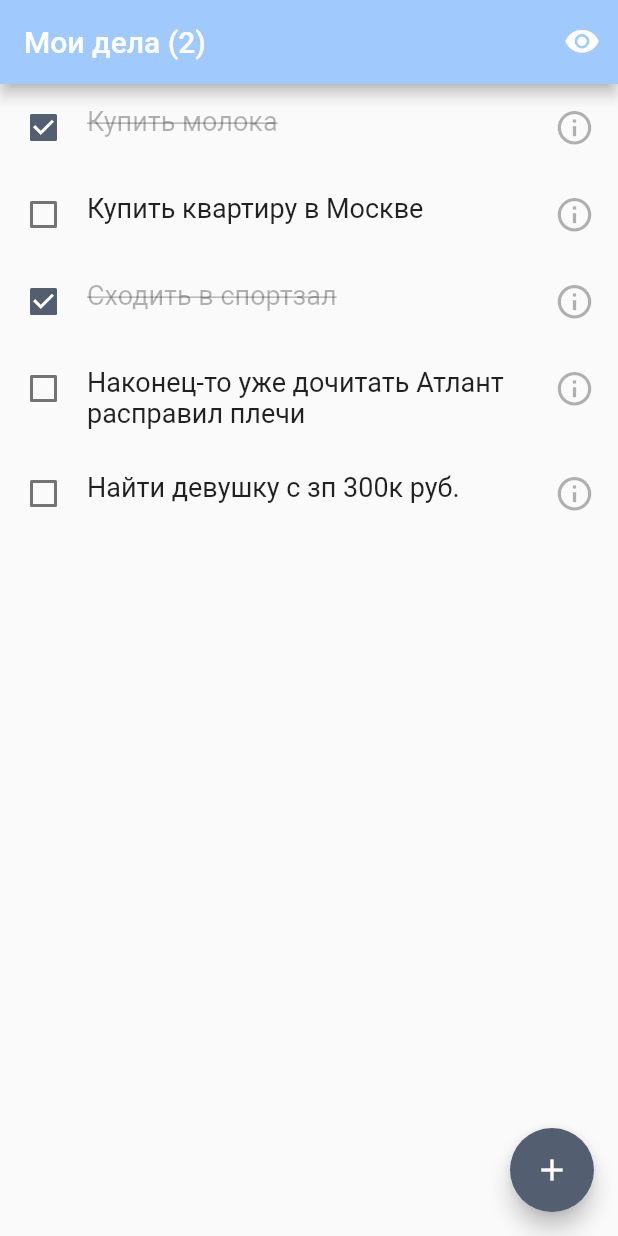
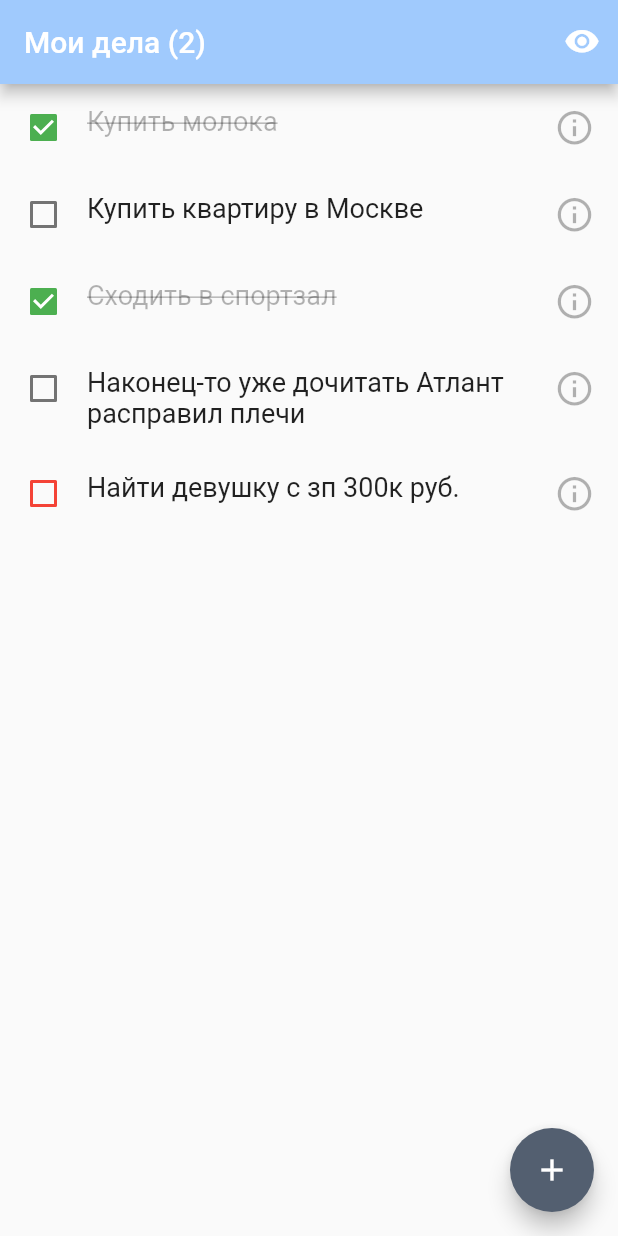
Before and after one commit to denisskin/todoapp, a Flutter app: the screen it shows after launch, after a tap on the "visibility off" icon, on a phone screen of 412 x 824 dp. Run offline on Flutter 3.47's test engine with Material 2 defaults, Android fonts, the phone set to English and light mode, and no system bars; our stand-ins replace google_fonts.

Commit message:
fmt theme

```diff
--- a/lib/db.dart
+++ b/lib/db.dart
@@ -5,10 +5,10 @@ abstract class DB {
 class TasksDB {
   final rows = <Task?>[
     Task(id: 1, title: 'Купить молока', completed: true),
-    Task(id: 2, title: 'Купить квартиру в Москве'),
+    Task(id: 2, title: 'Купить квартиру в Москве', priority: 'low'),
     Task(id: 3, title: 'Сходить в спортзал', completed: true),
     Task(id: 4, title: 'Наконец-то уже дочитать Атлант расправил плечи'),
-    Task(id: 5, title: 'Найти девушку с зп 300к руб.'),
+    Task(id: 5, title: 'Найти девушку с зп 300к руб.', priority: 'high'),
   ];
 
   TasksDB() {
@@ -89,4 +89,8 @@ class Task {
       priority: priority,
     );
   }
+
+  bool isHighPriority() {
+    return priority == 'high';
+  }
 }
--- a/lib/homepage.dart
+++ b/lib/homepage.dart
@@ -3,12 +3,7 @@ import 'package:todoapp/db.dart';
 import 'package:todoapp/theme.dart';
 
 class HomePage extends StatefulWidget {
-  // final Storage store;
-
-  const HomePage({
-    super.key,
-    // required this.store,
-  });
+  const HomePage({super.key});
 
   @override
   State<HomePage> createState() => _HomePageState();
@@ -101,8 +96,9 @@ class _HomePageState extends State<HomePage> {
                 child: Checkbox(
                   value: task.completed,
                   onChanged: (v) => setTaskComplete(task, v!),
+                  activeColor: MyTheme.cbxActiveColor,
+                  side: task.isHighPriority() ? MyTheme.cbxHighBorder : null,
                 ),
-                // child: CheckBoxIconWidget(task: task),
               ),
               const SizedBox(width: 14),
               //if (!isTaskCompleted && task.importance != null)ImportanceMarkWidget(task: task),
@@ -133,14 +129,6 @@ class _HomePageState extends State<HomePage> {
         ),
       ),
     );
-    return ListTile(
-      title: Text(task.title),
-      leading: Checkbox(
-        value: task.completed,
-        onChanged: (v) => setTaskComplete(task, v!),
-      ),
-      onTap: () => openTask(context, task.id),
-    );
   }
 
   openTask(BuildContext context, int id) async {
--- a/lib/main.dart
+++ b/lib/main.dart
@@ -1,7 +1,7 @@
 import 'package:flutter/material.dart';
 import 'package:todoapp/homepage.dart';
 import 'package:todoapp/taskpage.dart';
-import 'package:todoapp/testpage.dart';
+import 'package:todoapp/theme.dart';
 
 void main() {
   runApp(MyApp());
@@ -15,31 +15,16 @@ class MyApp extends StatelessWidget {
     return MaterialApp(
       debugShowCheckedModeBanner: false,
       title: 'Ya To Do App',
-      theme: appTheme(context),
+      theme: MyTheme.appTheme,
       initialRoute: '/',
       routes: {
-        '/': (_) => HomePage(),
+        '/': (_) => const HomePage(),
         '/task': (ctx) => TaskPage(id: routeArg(ctx)),
-        '/test': (_) => TestPage(),
       },
     );
   }
 }
 
-ThemeData appTheme(BuildContext context) {
-  final brightness = MediaQuery.of(context).platformBrightness;
-  if (brightness == Brightness.dark) {
-    // theme = brightness == Brightness.dark ? ThemeData.dark() : ThemeData.light()
-    return ThemeData(
-      colorScheme: ColorScheme.fromSeed(seedColor: Colors.indigoAccent),
-    );
-  }
-  return ThemeData(
-    colorScheme: ColorScheme.fromSeed(seedColor: Colors.blue),
-    //useMaterial3: true,
-  );
-}
-
 int routeArg(BuildContext context) {
   return (ModalRoute.of(context)?.settings.arguments ?? 0) as int;
 }
--- a/lib/theme.dart
+++ b/lib/theme.dart
@@ -13,11 +13,20 @@ final AppTheme themeLight = AppTheme();
 final AppTheme themeDark = AppThemeDark();
 
 AppTheme currTheme(BuildContext context) {
+  //final isDark = MediaQuery.of(context).platformBrightness == Brightness.dark;
   final isDark = Theme.of(context).brightness == Brightness.dark;
   return isDark ? themeDark : themeLight;
 }
 
 abstract class MyTheme {
+  //app
+  static final appTheme = ThemeData(
+    colorScheme: ColorScheme.fromSeed(seedColor: Colors.blue),
+  );
+
+  static const cbxActiveColor = Colors.green;
+  static const cbxHighBorder = BorderSide(color: Colors.red, width: 2);
+
   static const supportSeparator = Color(0x33000000);
   static const supportOverlay = Color(0x0F000000);
   static const labelPrimary = Color(0xFF000000);
```
